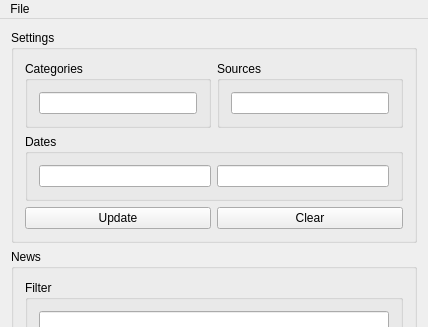
Qt form NewsGUI/mainwindow.ui (bitamins/cs411-T4) before a commit; both pictures show x 0 to 428 and y 0 to 327 of the 428 by 470 pixel window.
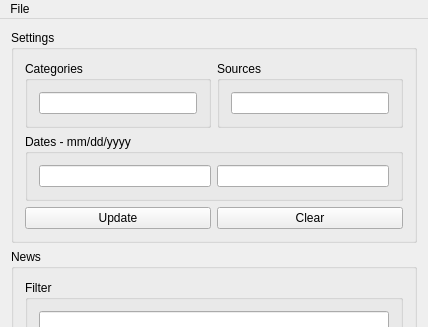
The same form after that commit.

Commit message: added date label

Patch:
```diff
--- a/NewsGUI/mainwindow.ui
+++ b/NewsGUI/mainwindow.ui
@@ -86,7 +86,7 @@
        <item row="2" column="0" colspan="2">
         <widget class="QGroupBox" name="datesGroupBox">
          <property name="title">
-          <string>Dates</string>
+          <string>Dates - mm/dd/yyyy</string>
          </property>
          <layout class="QGridLayout" name="gridLayout_5">
           <item row="0" column="0">
```
Left out of the diff: 6 changed lines with no effect on the pictures. The commit also changes 2 other files.
